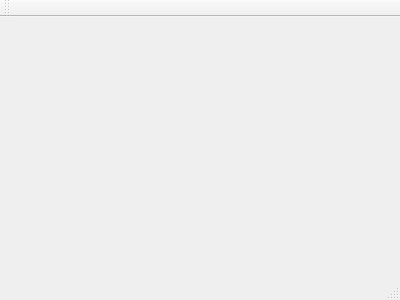
korch-noobster/Frequencestein, file Project/Frequencestein/mainwindow.ui: the form before one commit.
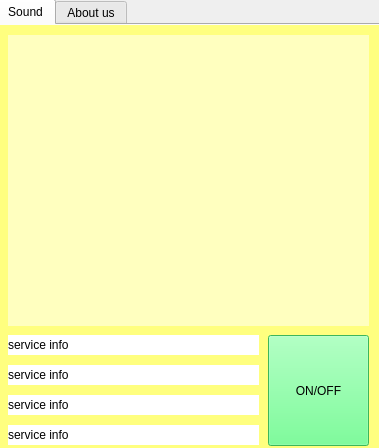
The form after the commit.

Commit message: Add primitive interface

What changed in the file:
```diff
--- a/Project/Frequencestein/mainwindow.ui
+++ b/Project/Frequencestein/mainwindow.ui
@@ -1,24 +1,262 @@
 <ui version="4.0">
  <class>MainWindow</class>
- <widget class="QMainWindow" name="MainWindow" >
-  <property name="geometry" >
+ <widget class="QMainWindow" name="MainWindow">
+  <property name="geometry">
    <rect>
     <x>0</x>
     <y>0</y>
-    <width>400</width>
-    <height>300</height>
+    <width>379</width>
+    <height>448</height>
    </rect>
   </property>
   <property name="windowTitle" >
    <string>MainWindow</string>
   </property>
-  <widget class="QMenuBar" name="menuBar" />
-  <widget class="QToolBar" name="mainToolBar" />
-  <widget class="QWidget" name="centralWidget" />
-  <widget class="QStatusBar" name="statusBar" />
+  <widget class="QWidget" name="centralWidget">
+   <widget class="QTabWidget" name="tabWidget">
+    <property name="geometry">
+     <rect>
+      <x>-4</x>
+      <y>-1</y>
+      <width>391</width>
+      <height>451</height>
+     </rect>
+    </property>
+    <property name="currentIndex">
+     <number>0</number>
+    </property>
+    <property name="usesScrollButtons">
+     <bool>true</bool>
+    </property>
+    <property name="documentMode">
+     <bool>false</bool>
+    </property>
+    <property name="tabsClosable">
+     <bool>false</bool>
+    </property>
+    <property name="movable">
+     <bool>false</bool>
+    </property>
+    <property name="tabBarAutoHide">
+     <bool>false</bool>
+    </property>
+    <widget class="QWidget" name="soundPage">
+     <property name="styleSheet">
+      <string notr="true">background-color: rgb(255, 255, 127);
+</string>
+     </property>
+     <attribute name="title">
+      <string>Sound</string>
+     </attribute>
+     <widget class="QWidget" name="graphic" native="true">
+      <property name="geometry">
+       <rect>
+        <x>10</x>
+        <y>10</y>
+        <width>361</width>
+        <height>291</height>
+       </rect>
+      </property>
+      <property name="styleSheet">
+       <string notr="true">background-color: rgb(255, 255, 191);</string>
+      </property>
+     </widget>
+     <widget class="QLabel" name="label4">
+      <property name="geometry">
+       <rect>
+        <x>10</x>
+        <y>400</y>
+        <width>251</width>
+        <height>20</height>
+       </rect>
+      </property>
+      <property name="styleSheet">
+       <string notr="true">background-color: rgb(255, 255, 255);</string>
+      </property>
+      <property name="text">
+       <string>service info</string>
+      </property>
+     </widget>
+     <widget class="QLabel" name="label3">
+      <property name="geometry">
+       <rect>
+        <x>10</x>
+        <y>370</y>
+        <width>251</width>
+        <height>20</height>
+       </rect>
+      </property>
+      <property name="styleSheet">
+       <string notr="true">background-color: rgb(255, 255, 255);</string>
+      </property>
+      <property name="text">
+       <string>service info</string>
+      </property>
+     </widget>
+     <widget class="QLabel" name="label2">
+      <property name="geometry">
+       <rect>
+        <x>10</x>
+        <y>340</y>
+        <width>251</width>
+        <height>20</height>
+       </rect>
+      </property>
+      <property name="styleSheet">
+       <string notr="true">background-color: rgb(255, 255, 255);</string>
+      </property>
+      <property name="text">
+       <string>service info</string>
+      </property>
+     </widget>
+     <widget class="QLabel" name="label1">
+      <property name="geometry">
+       <rect>
+        <x>10</x>
+        <y>310</y>
+        <width>251</width>
+        <height>20</height>
+       </rect>
+      </property>
+      <property name="styleSheet">
+       <string notr="true">background-color: rgb(255, 255, 255);</string>
+      </property>
+      <property name="text">
+       <string>service info</string>
+      </property>
+     </widget>
+     <widget class="QPushButton" name="startButton">
+      <property name="enabled">
+       <bool>true</bool>
+      </property>
+      <property name="geometry">
+       <rect>
+        <x>270</x>
+        <y>310</y>
+        <width>101</width>
+        <height>111</height>
+       </rect>
+      </property>
+      <property name="palette">
+       <palette>
+        <active>
+         <colorrole role="Button">
+          <brush brushstyle="SolidPattern">
+           <color alpha="255">
+            <red>85</red>
+            <green>255</green>
+            <blue>127</blue>
+           </color>
+          </brush>
+         </colorrole>
+         <colorrole role="Base">
+          <brush brushstyle="SolidPattern">
+           <color alpha="255">
+            <red>85</red>
+            <green>255</green>
+            <blue>127</blue>
+           </color>
+          </brush>
+         </colorrole>
+         <colorrole role="Window">
+          <brush brushstyle="SolidPattern">
+           <color alpha="255">
+            <red>85</red>
+            <green>255</green>
+            <blue>127</blue>
+           </color>
+          </brush>
+         </colorrole>
+        </active>
+        <inactive>
+         <colorrole role="Button">
+          <brush brushstyle="SolidPattern">
+           <color alpha="255">
+            <red>85</red>
+            <green>255</green>
+            <blue>127</blue>
+           </color>
+          </brush>
+         </colorrole>
+         <colorrole role="Base">
+          <brush brushstyle="SolidPattern">
+           <color alpha="255">
+            <red>85</red>
+            <green>255</green>
+            <blue>127</blue>
+           </color>
+          </brush>
+         </colorrole>
+         <colorrole role="Window">
+          <brush brushstyle="SolidPattern">
+           <color alpha="255">
+            <red>85</red>
+            <green>255</green>
+            <blue>127</blue>
+           </color>
+          </brush>
+         </colorrole>
+        </inactive>
+        <disabled>
+         <colorrole role="Button">
+          <brush brushstyle="SolidPattern">
+           <color alpha="255">
+            <red>85</red>
+            <green>255</green>
+            <blue>127</blue>
+           </color>
+          </brush>
+         </colorrole>
+         <colorrole role="Base">
+          <brush brushstyle="SolidPattern">
+           <color alpha="255">
+            <red>85</red>
+            <green>255</green>
+            <blue>127</blue>
+           </color>
+          </brush>
+         </colorrole>
+         <colorrole role="Window">
+          <brush brushstyle="SolidPattern">
+           <color alpha="255">
+            <red>85</red>
+            <green>255</green>
+            <blue>127</blue>
+           </color>
+          </brush>
+         </colorrole>
+        </disabled>
+       </palette>
+      </property>
+      <property name="font">
+       <font>
+        <family>MS Shell Dlg 2</family>
+       </font>
+      </property>
+      <property name="autoFillBackground">
+       <bool>false</bool>
+      </property>
+      <property name="styleSheet">
+       <string notr="true">background-color: rgb(85, 255, 127);</string>
+      </property>
+      <property name="text">
+       <string>ON/OFF</string>
+      </property>
+     </widget>
+    </widget>
+    <widget class="QWidget" name="infoPage">
+     <property name="styleSheet">
+      <string notr="true">background-color: rgb(170, 255, 255);
+</string>
+     </property>
+     <attribute name="title">
+      <string>About us</string>
+     </attribute>
+    </widget>
+   </widget>
+  </widget>
  </widget>
- <layoutDefault spacing="6" margin="11" />
- <pixmapfunction></pixmapfunction>
+ <layoutdefault spacing="6" margin="11"/>
  <resources/>
  <connections/>
 </ui>
```
Left out of the diff: 3 changed lines with no effect on the pictures. The commit also changes 2 other files.
